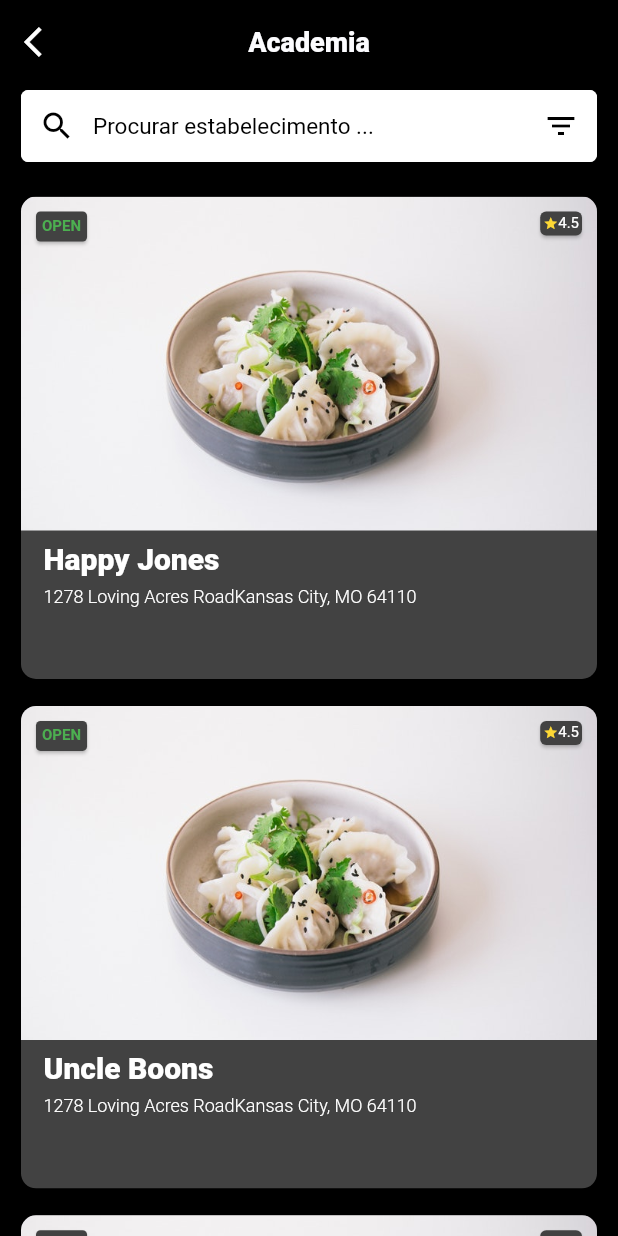
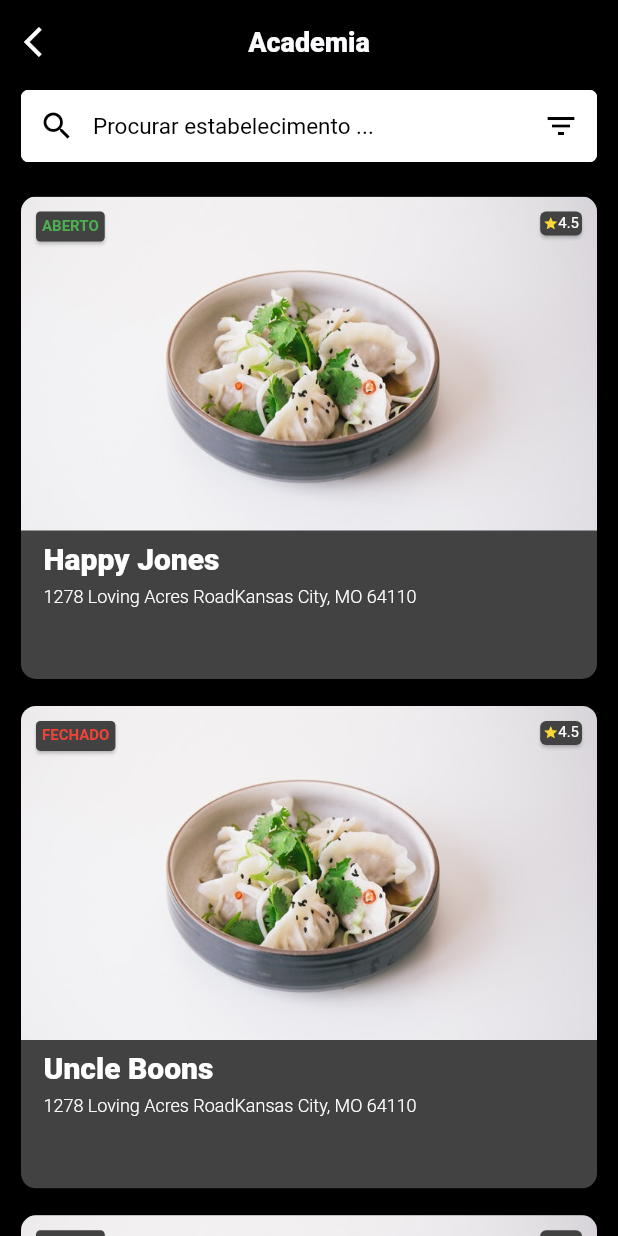
Before and after one commit to shinoda-labs/Encontre-Ai, a Flutter app: the screen it shows after launch, after a tap on "Academia", on a phone screen of 412 x 824 dp. Run offline on Flutter 3.47's test engine with Material 2 defaults, Android fonts, the phone set to English and light mode, and no system bars.

Commit message:
Status da empresa

```diff
--- a/lib/screen/categories.dart
+++ b/lib/screen/categories.dart
@@ -69,7 +69,8 @@
                     img: emp["img"],
                     title: emp["title"],
                     address: emp["address"],
-                    rating: emp["rating"]);
+                    rating: emp["rating"],
+                    status: emp["status"]);
               },
             ),
             SizedBox(height: 10.0)
--- a/lib/screen/home.dart
+++ b/lib/screen/home.dart
@@ -67,6 +67,7 @@
                     title: emp["title"],
                     address: emp["address"],
                     rating: emp["rating"],
+                    status: emp["status"],
                   ),
                 );
               },
--- a/lib/utils/emrpesas.dart
+++ b/lib/utils/emrpesas.dart
@@ -3,36 +3,42 @@
     "img": "assets/food1.jpeg",
     "title": "Happy Jones",
     "address": "1278 Loving Acres RoadKansas City, MO 64110",
-    "rating": "4.5"
+    "rating": "4.5",
+    "status": 1
   },
   {
     "img": "assets/food1.jpeg",
     "title": "Uncle Boons",
     "address": "1278 Loving Acres RoadKansas City, MO 64110",
-    "rating": "4.5"
+    "rating": "4.5",
+    "status": 0
   },
   {
     "img": "assets/food1.jpeg",
     "title": "Happy Jones",
     "address": "1278 Loving Acres RoadKansas City, MO 64110",
-    "rating": "4.5"
+    "rating": "4.5",
+    "status": 1
   },
   {
     "img": "assets/food1.jpeg",
     "title": "Uncle Boons",
     "address": "1278 Loving Acres RoadKansas City, MO 64110",
-    "rating": "4.5"
+    "rating": "4.5",
+    "status": 1
   },
   {
     "img": "assets/food1.jpeg",
     "title": "Happy Jones",
     "address": "1278 Loving Acres RoadKansas City, MO 64110",
-    "rating": "4.5"
+    "rating": "4.5",
+    "status": 0
   },
   {
     "img": "assets/food1.jpeg",
     "title": "Happy Jones",
     "address": "1278 Loving Acres RoadKansas City, MO 64110",
-    "rating": "4.5"
+    "rating": "4.5",
+    "status": 0
   }
 ];
--- a/lib/widgets/slide_companies.dart
+++ b/lib/widgets/slide_companies.dart
@@ -6,13 +6,15 @@
   final String title;
   final String address;
   final String rating;
+  final int status;
 
   SlideCompanies(
       {Key key,
       @required this.img,
       @required this.title,
       @required this.address,
-      @required this.rating})
+      @required this.rating,
+      @required this.status})
       : super(key: key);
 
   @override
@@ -77,10 +79,12 @@
                           borderRadius: BorderRadius.circular(3.0)),
                       child: Padding(
                         padding: EdgeInsets.all(4.0),
-                        child: Text("OPEN",
+                        child: Text(widget.status == 1 ? "ABERTO" : "FECHADO",
                             style: TextStyle(
                                 fontSize: 10,
-                                color: Colors.green,
+                                color: widget.status == 1
+                                    ? Colors.green
+                                    : Colors.red,
                                 fontWeight: FontWeight.bold)),
                       ),
                     ),
```
